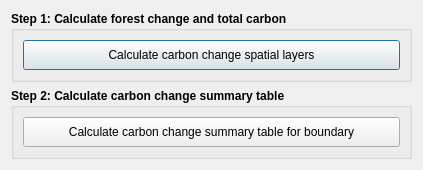
The window that LDMP/gui/DlgCalculateTC.ui (ConservationInternational/trends.earth) describes before a commit, drawn with Qt 5.
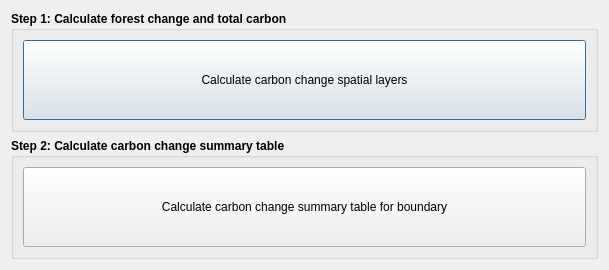
The same window after the commit.

Patch:
```diff
--- a/LDMP/gui/DlgCalculateTC.ui
+++ b/LDMP/gui/DlgCalculateTC.ui
@@ -9,8 +9,8 @@
    <rect>
     <x>0</x>
     <y>0</y>
-    <width>423</width>
-    <height>161</height>
+    <width>609</width>
+    <height>270</height>
    </rect>
   </property>
   <property name="sizePolicy">
@@ -37,6 +37,12 @@
      <layout class="QVBoxLayout" name="verticalLayout_3">
       <item>
        <widget class="QPushButton" name="btn_calculate_carbon_change">
+        <property name="sizePolicy">
+         <sizepolicy hsizetype="Minimum" vsizetype="Minimum">
+          <horstretch>0</horstretch>
+          <verstretch>0</verstretch>
+         </sizepolicy>
+        </property>
         <property name="minimumSize">
          <size>
           <width>0</width>
@@ -71,6 +77,12 @@
      <layout class="QVBoxLayout" name="verticalLayout">
       <item>
        <widget class="QPushButton" name="btn_summary_single_polygon">
+        <property name="sizePolicy">
+         <sizepolicy hsizetype="Minimum" vsizetype="Minimum">
+          <horstretch>0</horstretch>
+          <verstretch>0</verstretch>
+         </sizepolicy>
+        </property>
         <property name="minimumSize">
          <size>
           <width>0</width>
```
